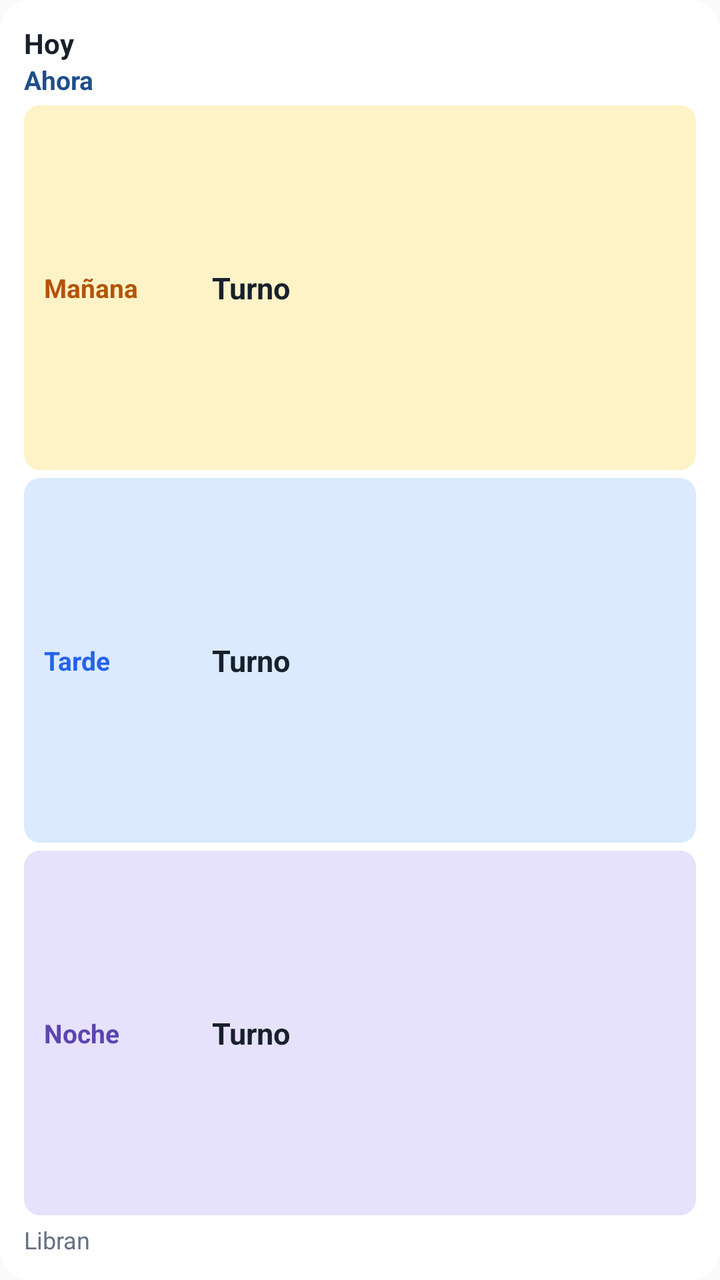
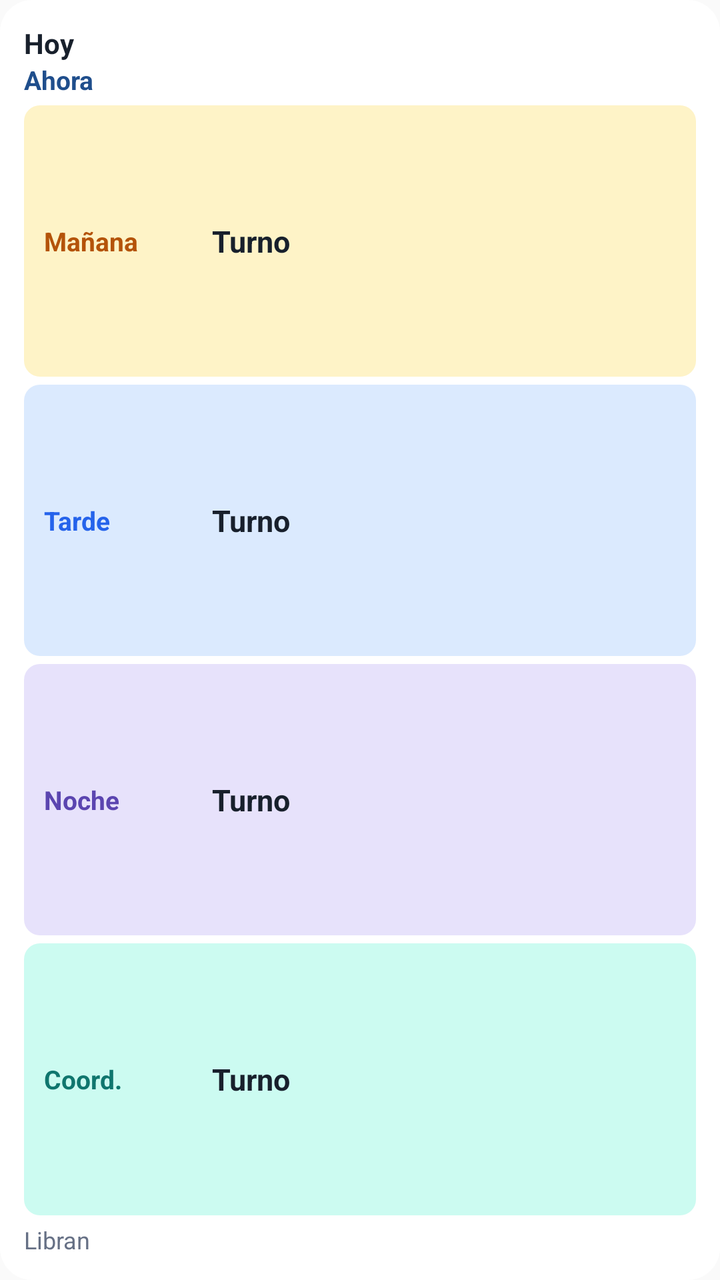

Before-and-after screenshots of an Android layout around one commit, followed by the original layout XML and the change that was made.
<!-- AndroidManifest.xml: application theme Tema -->
<!-- res/layout/widget_turnos.xml -->
<?xml version="1.0" encoding="utf-8"?>
<LinearLayout xmlns:android="http://schemas.android.com/apk/res/android"
    android:id="@+id/raiz"
    android:layout_width="match_parent"
    android:layout_height="match_parent"
    android:background="@drawable/fondo_widget"
    android:orientation="vertical"
    android:padding="12dp">

    <TextView
        android:id="@+id/txtFecha"
        android:layout_width="match_parent"
        android:layout_height="wrap_content"
        android:ellipsize="end"
        android:maxLines="1"
        android:text="Hoy"
        android:textColor="@color/texto"
        android:textSize="14sp"
        android:textStyle="bold" />

    <TextView
        android:id="@+id/txtAhora"
        android:layout_width="match_parent"
        android:layout_height="wrap_content"
        android:ellipsize="end"
        android:maxLines="1"
        android:text="Ahora"
        android:textColor="@color/acento"
        android:textSize="13sp"
        android:textStyle="bold" />

    <LinearLayout
        android:layout_width="match_parent"
        android:layout_height="0dp"
        android:layout_marginTop="4dp"
        android:layout_weight="1"
        android:background="@drawable/fila_m"
        android:gravity="center_vertical"
        android:minHeight="28dp"
        android:orientation="horizontal"
        android:paddingHorizontal="10dp">

        <TextView
            android:id="@+id/etiquetaM"
            android:layout_width="84dp"
            android:layout_height="wrap_content"
            android:text="Mañana"
            android:textColor="@color/m_texto"
            android:textSize="13sp"
            android:textStyle="bold" />

        <TextView
            android:id="@+id/txtM"
            android:layout_width="0dp"
            android:layout_height="wrap_content"
            android:layout_weight="1"
            android:ellipsize="end"
            android:maxLines="1"
            android:text="Turno"
            android:textColor="@color/texto"
            android:textSize="15sp"
            android:textStyle="bold" />
    </LinearLayout>

    <LinearLayout
        android:layout_width="match_parent"
        android:layout_height="0dp"
        android:layout_marginTop="4dp"
        android:layout_weight="1"
        android:background="@drawable/fila_t"
        android:gravity="center_vertical"
        android:minHeight="28dp"
        android:orientation="horizontal"
        android:paddingHorizontal="10dp">

        <TextView
            android:id="@+id/etiquetaT"
            android:layout_width="84dp"
            android:layout_height="wrap_content"
            android:text="Tarde"
            android:textColor="@color/t_texto"
            android:textSize="13sp"
            android:textStyle="bold" />

        <TextView
            android:id="@+id/txtT"
            android:layout_width="0dp"
            android:layout_height="wrap_content"
            android:layout_weight="1"
            android:ellipsize="end"
            android:maxLines="1"
            android:text="Turno"
            android:textColor="@color/texto"
            android:textSize="15sp"
            android:textStyle="bold" />
    </LinearLayout>

    <LinearLayout
        android:layout_width="match_parent"
        android:layout_height="0dp"
        android:layout_marginTop="4dp"
        android:layout_weight="1"
        android:background="@drawable/fila_n"
        android:gravity="center_vertical"
        android:minHeight="28dp"
        android:orientation="horizontal"
        android:paddingHorizontal="10dp">

        <TextView
            android:id="@+id/etiquetaN"
            android:layout_width="84dp"
            android:layout_height="wrap_content"
            android:text="Noche"
            android:textColor="@color/n_texto"
            android:textSize="13sp"
            android:textStyle="bold" />

        <TextView
            android:id="@+id/txtN"
            android:layout_width="0dp"
            android:layout_height="wrap_content"
            android:layout_weight="1"
            android:ellipsize="end"
            android:maxLines="1"
            android:text="Turno"
            android:textColor="@color/texto"
            android:textSize="15sp"
            android:textStyle="bold" />
    </LinearLayout>

    <TextView
        android:id="@+id/txtLibran"
        android:layout_width="match_parent"
        android:layout_height="wrap_content"
        android:ellipsize="end"
        android:maxLines="1"
        android:text="Libran"
        android:textColor="@color/suave"
        android:textSize="12sp"
        android:layout_marginTop="4dp" />

    <TextView
        android:id="@+id/txtMio"
        android:layout_width="match_parent"
        android:layout_height="wrap_content"
        android:ellipsize="end"
        android:maxLines="1"
        android:text="Tu turno"
        android:textColor="@color/texto"
        android:textSize="12sp"
        android:visibility="gone" />

    <TextView
        android:id="@+id/txtEjemplo"
        android:layout_width="match_parent"
        android:layout_height="wrap_content"
        android:ellipsize="end"
        android:maxLines="1"
        android:text="Cadencia de ejemplo: toca para configurar"
        android:textColor="@color/aviso"
        android:textSize="12sp"
        android:visibility="gone" />
</LinearLayout>
<!-- resources referenced by this layout -->
<resources>
  <color name="acento">#1F4E8C</color>
  <color name="aviso">#8A6500</color>
  <color name="m_texto">#B45309</color>
  <color name="n_texto">#5B45B0</color>
  <color name="suave">#667085</color>
  <color name="t_texto">#2563EB</color>
  <color name="texto">#18202C</color>
  <!-- drawable fila_m (drawable) -->
  <?xml version="1.0" encoding="utf-8"?>
  <shape xmlns:android="http://schemas.android.com/apk/res/android" android:shape="rectangle">
      <solid android:color="@color/m_fondo" />
      <corners android:radius="8dp" />
  </shape>
  <!-- drawable fila_n (drawable) -->
  <?xml version="1.0" encoding="utf-8"?>
  <shape xmlns:android="http://schemas.android.com/apk/res/android" android:shape="rectangle">
      <solid android:color="@color/n_fondo" />
      <corners android:radius="8dp" />
  </shape>
  <!-- drawable fila_t (drawable) -->
  <?xml version="1.0" encoding="utf-8"?>
  <shape xmlns:android="http://schemas.android.com/apk/res/android" android:shape="rectangle">
      <solid android:color="@color/t_fondo" />
      <corners android:radius="8dp" />
  </shape>
  <!-- drawable fondo_widget (drawable) -->
  <?xml version="1.0" encoding="utf-8"?>
  <shape xmlns:android="http://schemas.android.com/apk/res/android" android:shape="rectangle">
      <solid android:color="@color/fondo" />
      <corners android:radius="16dp" />
  </shape>
  <style name="Tema" parent="android:Theme.Material.Light.NoActionBar" />
  <color name="m_fondo">#FEF3C7</color>
  <color name="n_fondo">#E7E2FB</color>
  <color name="t_fondo">#DBEAFE</color>
  <color name="fondo">#FFFFFF</color>
</resources>

<!-- the commit's change to res/layout/widget_turnos.xml (unified diff, before → after) -->
@@ -128,6 +128,39 @@
             android:textStyle="bold" />
     </LinearLayout>
 
+    <LinearLayout
+        android:layout_width="match_parent"
+        android:layout_height="0dp"
+        android:layout_marginTop="4dp"
+        android:layout_weight="1"
+        android:background="@drawable/fila_c"
+        android:gravity="center_vertical"
+        android:minHeight="28dp"
+        android:orientation="horizontal"
+        android:paddingHorizontal="10dp">
+
+        <TextView
+            android:id="@+id/etiquetaC"
+            android:layout_width="84dp"
+            android:layout_height="wrap_content"
+            android:text="Coord."
+            android:textColor="@color/c_texto"
+            android:textSize="13sp"
+            android:textStyle="bold" />
+
+        <TextView
+            android:id="@+id/txtC"
+            android:layout_width="0dp"
+            android:layout_height="wrap_content"
+            android:layout_weight="1"
+            android:ellipsize="end"
+            android:maxLines="1"
+            android:text="Turno"
+            android:textColor="@color/texto"
+            android:textSize="15sp"
+            android:textStyle="bold" />
+    </LinearLayout>
+
     <TextView
         android:id="@+id/txtLibran"
         android:layout_width="match_parent"
<!-- resource entries referenced after the edit -->
@@ -2,11 +2,18 @@
 <resources>
   <color name="acento">#1F4E8C</color>
   <color name="aviso">#8A6500</color>
+  <color name="c_texto">#0F766E</color>
   <color name="m_texto">#B45309</color>
   <color name="n_texto">#5B45B0</color>
   <color name="suave">#667085</color>
   <color name="t_texto">#2563EB</color>
   <color name="texto">#18202C</color>
+  <!-- drawable fila_c (drawable) -->
+  <?xml version="1.0" encoding="utf-8"?>
+  <shape xmlns:android="http://schemas.android.com/apk/res/android" android:shape="rectangle">
+      <solid android:color="@color/c_fondo" />
+      <corners android:radius="8dp" />
+  </shape>
   <!-- drawable fila_m (drawable) -->
   <?xml version="1.0" encoding="utf-8"?>
   <shape xmlns:android="http://schemas.android.com/apk/res/android" android:shape="rectangle">
@@ -32,6 +39,7 @@
       <corners android:radius="16dp" />
   </shape>
   <style name="Tema" parent="android:Theme.Material.Light.NoActionBar" />
+  <color name="c_fondo">#CCFBF1</color>
   <color name="m_fondo">#FEF3C7</color>
   <color name="n_fondo">#E7E2FB</color>
   <color name="t_fondo">#DBEAFE</color>
